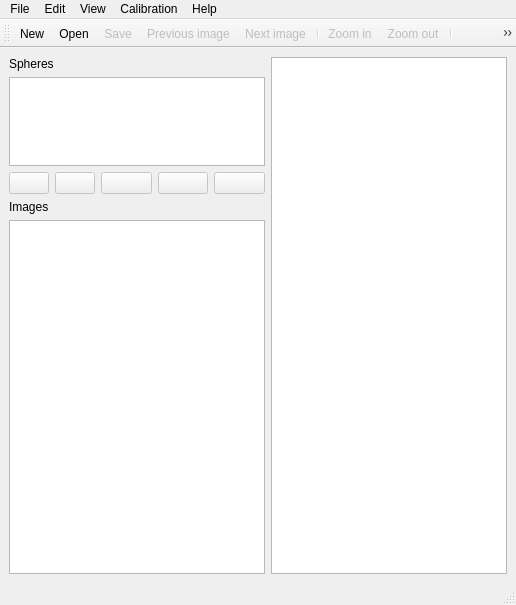
This is relight/mainwindow.ui in cnr-isti-vclab/relight as Qt 5 draws it before an edit. The edited form follows.
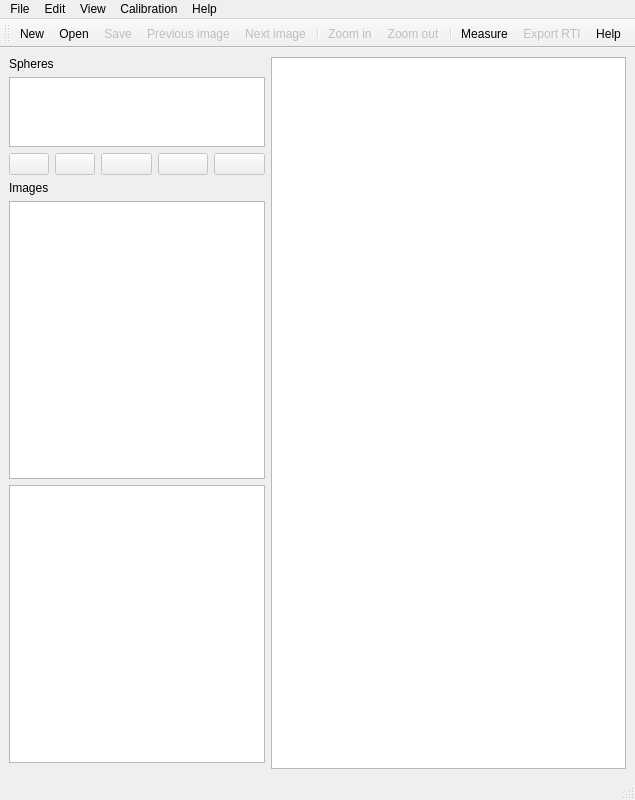
This is the edited form. Icons and pictures are not drawn.

Commit message: Fixed exif, read on scanDir, and image list has chackboxes

Diff of the .ui file:
```diff
--- a/relight/mainwindow.ui
+++ b/relight/mainwindow.ui
@@ -6,16 +6,16 @@
    <rect>
     <x>0</x>
     <y>0</y>
-    <width>516</width>
-    <height>605</height>
+    <width>635</width>
+    <height>800</height>
    </rect>
   </property>
   <property name="windowTitle">
    <string>MainWindow</string>
   </property>
   <widget class="QWidget" name="centralwidget">
-   <layout class="QHBoxLayout" name="horizontalLayout_2">
-    <item>
+   <layout class="QGridLayout" name="gridLayout">
+    <item row="0" column="0">
      <layout class="QVBoxLayout" name="verticalLayout">
       <item>
        <widget class="QLabel" name="label_2">
@@ -32,6 +32,12 @@
           <verstretch>1</verstretch>
          </sizepolicy>
         </property>
+        <property name="maximumSize">
+         <size>
+          <width>300</width>
+          <height>16777215</height>
+         </size>
+        </property>
        </widget>
       </item>
       <item>
@@ -151,6 +157,22 @@
         </property>
        </widget>
       </item>
+      <item>
+       <widget class="QListView" name="imageList1">
+        <property name="sizePolicy">
+         <sizepolicy hsizetype="Expanding" vsizetype="Expanding">
+          <horstretch>1</horstretch>
+          <verstretch>4</verstretch>
+         </sizepolicy>
+        </property>
+        <property name="maximumSize">
+         <size>
+          <width>300</width>
+          <height>16777215</height>
+         </size>
+        </property>
+       </widget>
+      </item>
       <item>
        <widget class="QListWidget" name="imageList">
         <property name="sizePolicy">
@@ -169,7 +191,7 @@
       </item>
      </layout>
     </item>
-    <item>
+    <item row="0" column="1" rowspan="2">
      <widget class="QGraphicsView" name="graphicsView">
       <property name="sizePolicy">
        <sizepolicy hsizetype="Expanding" vsizetype="Expanding">
@@ -186,7 +208,7 @@
     <rect>
      <x>0</x>
      <y>0</y>
-     <width>516</width>
+     <width>635</width>
      <height>22</height>
     </rect>
    </property>
```
The commit also changes 10 other files.
